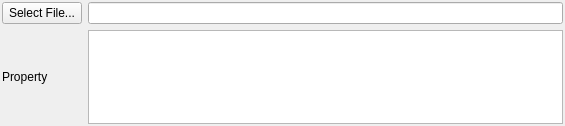
Above: Source/SVWidgetsLib/FilterParameterWidgets/UI_Files/DataContainerReaderWidget.ui from BlueQuartzSoftware/SIMPL before the change. Below: the same form after it.
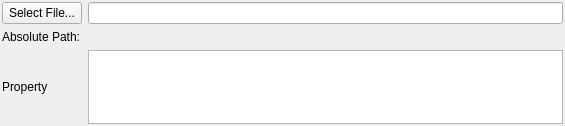
That is the form after the change. Custom widgets are drawn as their Qt base class.

Commit message: Changing name of SIMPL_CHOOSEABLE_DATA_DIRECTORY CMake variable to SIMPL_RELATIVE_PATH_CHECK.  Adding absolute path label instead of using a tooltip.  Slightly changing the API in SIMPLDataPathValidator.

The edit to the form file:
```diff
--- a/Source/SVWidgetsLib/FilterParameterWidgets/UI_Files/DataContainerReaderWidget.ui
+++ b/Source/SVWidgetsLib/FilterParameterWidgets/UI_Files/DataContainerReaderWidget.ui
@@ -23,14 +23,17 @@
    <property name="bottomMargin">
     <number>2</number>
    </property>
-   <item row="1" column="0">
-    <widget class="QLabel" name="label">
+   <item row="0" column="1">
+    <widget class="QtSLineEdit" name="m_LineEdit"/>
+   </item>
+   <item row="0" column="0">
+    <widget class="QPushButton" name="selectBtn">
      <property name="text">
-      <string>Property</string>
+      <string>Select File...</string>
      </property>
     </widget>
    </item>
-   <item row="1" column="1">
+   <item row="2" column="1">
     <widget class="QColumnView" name="dcaProxyView">
      <property name="autoScroll">
       <bool>true</bool>
@@ -58,15 +61,37 @@
      </property>
     </widget>
    </item>
-   <item row="0" column="0">
-    <widget class="QPushButton" name="selectBtn">
+   <item row="2" column="0">
+    <widget class="QLabel" name="label">
      <property name="text">
-      <string>Select File...</string>
+      <string>Property</string>
      </property>
     </widget>
    </item>
-   <item row="0" column="1">
-    <widget class="QtSLineEdit" name="m_LineEdit"/>
+   <item row="1" column="0">
+    <widget class="QLabel" name="absPathNameLabel">
+     <property name="font">
+      <font>
+       <weight>50</weight>
+       <bold>false</bold>
+      </font>
+     </property>
+     <property name="text">
+      <string>Absolute Path:</string>
+     </property>
+    </widget>
+   </item>
+   <item row="1" column="1">
+    <widget class="QLabel" name="absPathLabel">
+     <property name="font">
+      <font>
+       <italic>true</italic>
+      </font>
+     </property>
+     <property name="text">
+      <string/>
+     </property>
+    </widget>
    </item>
   </layout>
  </widget>
```
The commit also changes 14 other files.
